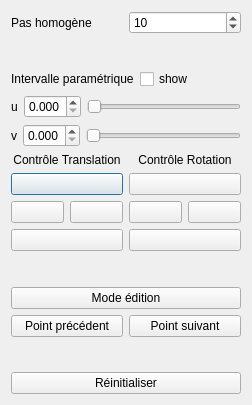
Before: the Qt Designer form settings.ui in Anthiel/CetS3D_TP2, drawn with Qt 5.
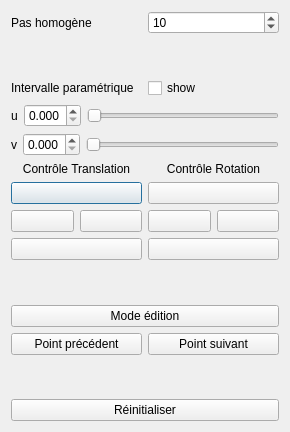
After: the same form once the commit is applied.

Diff of the .ui file:
```diff
--- a/settings.ui
+++ b/settings.ui
@@ -6,8 +6,8 @@
    <rect>
     <x>0</x>
     <y>0</y>
-    <width>252</width>
-    <height>405</height>
+    <width>290</width>
+    <height>432</height>
    </rect>
   </property>
   <property name="windowTitle">
```
